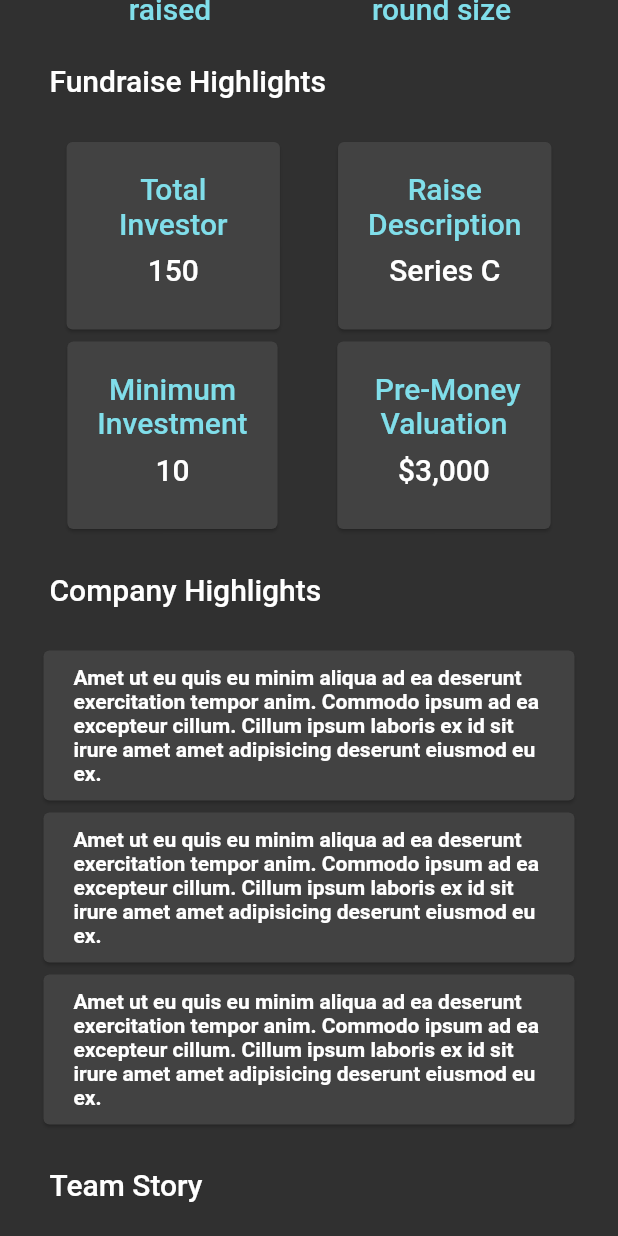
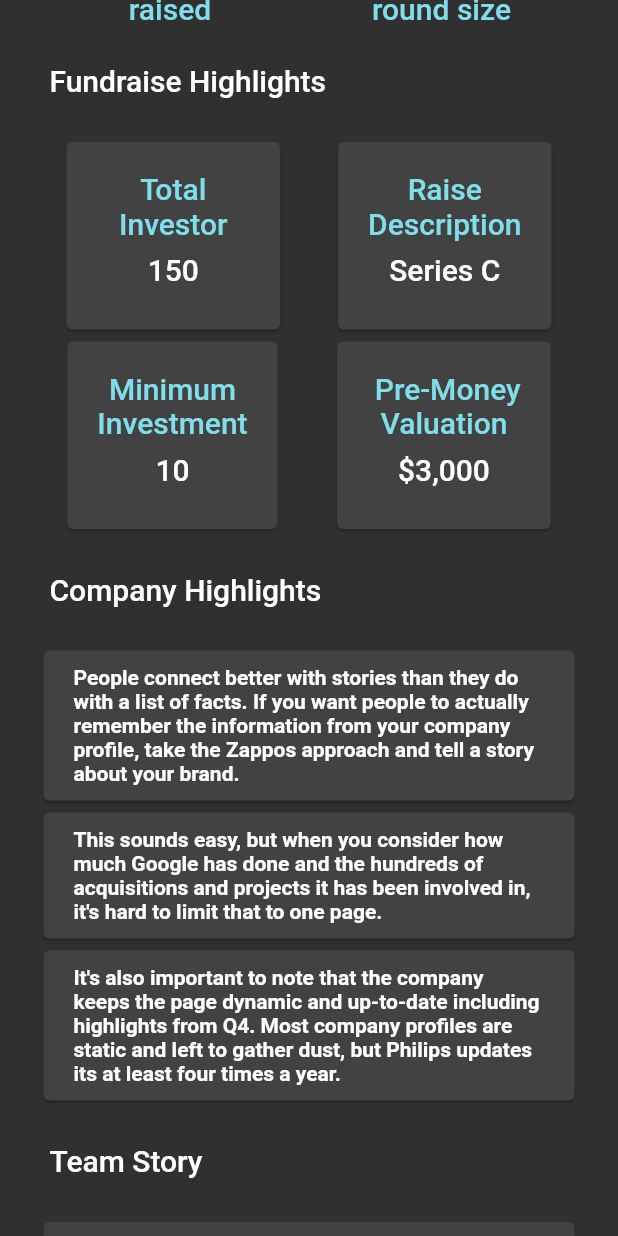
Before and after one commit to rishavrajjain/MoneyQ, a Flutter app: the Details screen opened directly, scrolled down 576 dp, on a phone screen of 412 x 824 dp. Run offline on Flutter 3.47's test engine with Material 2 defaults, Android fonts, the phone set to English and light mode, and no system bars; our stand-ins replace google_fonts, percent_indicator, youtube_player_flutter; network calls fail; Roboto replaces fonts that are missing (Typewriter).

```diff
--- a/lib/details.dart
+++ b/lib/details.dart
@@ -175,8 +175,7 @@ class _DetailsState extends State<Details> {
                 child: Padding(
                   padding: const EdgeInsets.fromLTRB(20, 10, 20, 10),
                   child: Text(
-                    'Amet ut eu quis eu minim aliqua ad ea deserunt exercitation tempor anim. Commodo ipsum ad ea excepteur cillum. Cillum ipsum laboris ex id sit irure amet amet adipisicing deserunt eiusmod eu ex.',
-                    style: theme.textTheme.headline2,
+                    'People connect better with stories than they do with a list of facts. If you want people to actually remember the information from your company profile, take the Zappos approach and tell a story about your brand. ',style: theme.textTheme.headline2,
                   ),
                 ),
               ),
@@ -184,8 +183,7 @@ class _DetailsState extends State<Details> {
                 child: Padding(
                   padding: const EdgeInsets.fromLTRB(20, 10, 20, 10),
                   child: Text(
-                    'Amet ut eu quis eu minim aliqua ad ea deserunt exercitation tempor anim. Commodo ipsum ad ea excepteur cillum. Cillum ipsum laboris ex id sit irure amet amet adipisicing deserunt eiusmod eu ex.',
-                    style: theme.textTheme.headline2,
+                    'This sounds easy, but when you consider how much Google has done and the hundreds of acquisitions and projects it has been involved in, it\'s hard to limit that to one page.',style: theme.textTheme.headline2,
                   ),
                 ),
               ),
@@ -193,8 +191,7 @@ class _DetailsState extends State<Details> {
                 child: Padding(
                   padding: const EdgeInsets.fromLTRB(20, 10, 20, 10),
                   child: Text(
-                    'Amet ut eu quis eu minim aliqua ad ea deserunt exercitation tempor anim. Commodo ipsum ad ea excepteur cillum. Cillum ipsum laboris ex id sit irure amet amet adipisicing deserunt eiusmod eu ex.',
-                    style: theme.textTheme.headline2,
+                    'It\'s also important to note that the company keeps the page dynamic and up-to-date including highlights from Q4. Most company profiles are static and left to gather dust, but Philips updates its at least four times a year.',style: theme.textTheme.headline2,
                   ),
                 ),
               ),
@@ -206,7 +203,7 @@ class _DetailsState extends State<Details> {
                 child: Padding(
                   padding: const EdgeInsets.fromLTRB(20, 10, 20, 10),
                   child: Text(
-                      'Sunt veniam amet dolore qui adipisicing veniam qui ipsum Lorem proident aliquip elit. Labore irure enim ea occaecat non laborum ex deserunt veniam cillum tempor. Ullamco dolore ut velit nulla. Eu elit sit elit fugiat eiusmod pariatur tempor et sit dolor. Duis incididunt sint reprehenderit ea in elit culpa reprehenderit duis et duis. Nisi incididunt enim aliquip aute dolore pariatur Lorem irure anim consequat sint anim mollit occaecat. Eu aute consequat ea irure ipsum tempor incididunt ullamco.Enim duis sunt dolore aute sunt ut labore incididunt nulla exercitation. Officia sint id ad laboris. Consequat eu esse nostrud amet amet consectetur aliqua ullamco eiusmod officia pariatur. Ullamco eu adipisicing esse quis. Pariatur exercitation Lorem elit et irure labore reprehenderit quis eiusmod minim velit. Pariatur do non aliquip ex anim.'),
+                      'I love this story on teamwork I heard the other day. I think you will agree it is powerful. Feel free to share with your teams. A team of about 35 employees had come together for a team building event. They were a young, bright and enthusiastic team.However, one big problem this team had was they wouldn’t share information or solutions with each other. The leader felt they were too focused on self and not enough on team.So she started off with a fun team activity that would allow her to teach the importance of each team member working together and sharing more.She brought the team into the cafeteria. All of the tables and chairs had been stacked and put away. Placed around the room were fun decorations and hundreds of different colored balloons.Everyone was excited, but not sure what it was all about. In the center of the room was a big box of balloons that had not been blown up yet.The team leader asked each person to pick a balloon, blow it up and write their name on it. But they were instructed to be careful because the balloon could pop!A few balloons did indeed pop and those members of the team were given another chance, but were told that if the balloon popped again they were out of the game.'),
                 ),
               ),
               Padding(
```
Also changed, not shown: lib/profile-menu.dart (+10 -2 lines).
